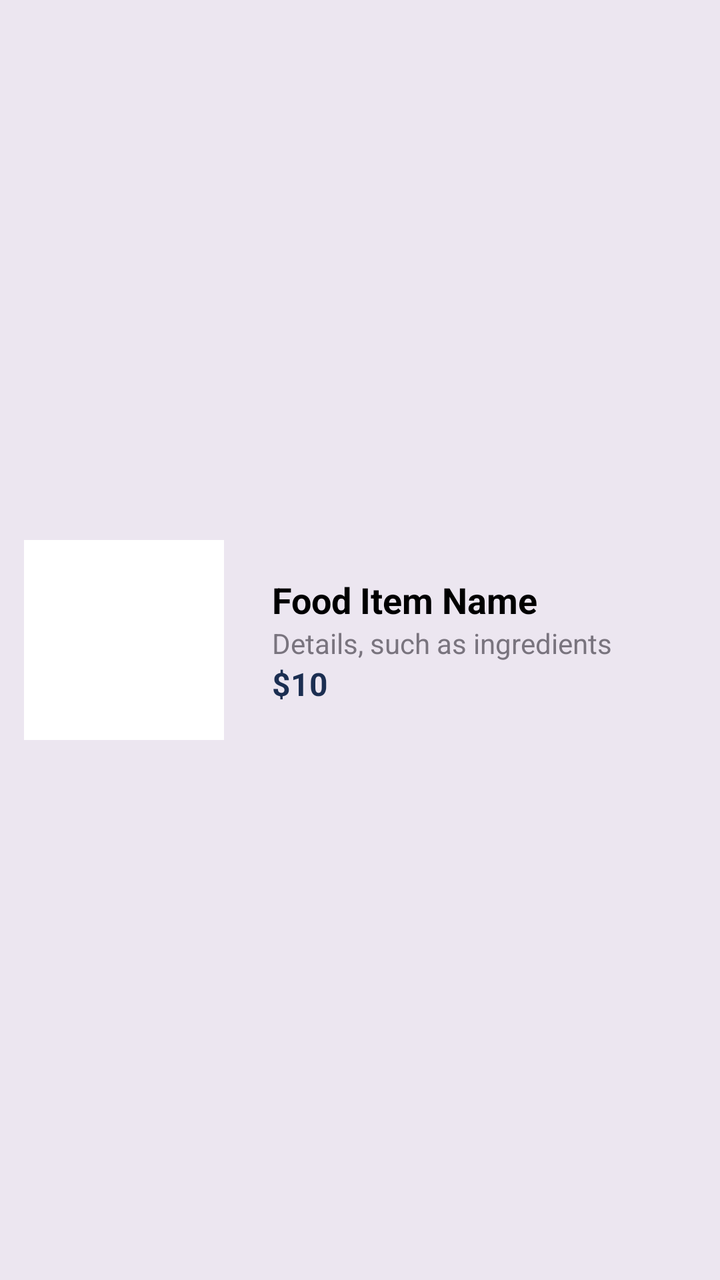
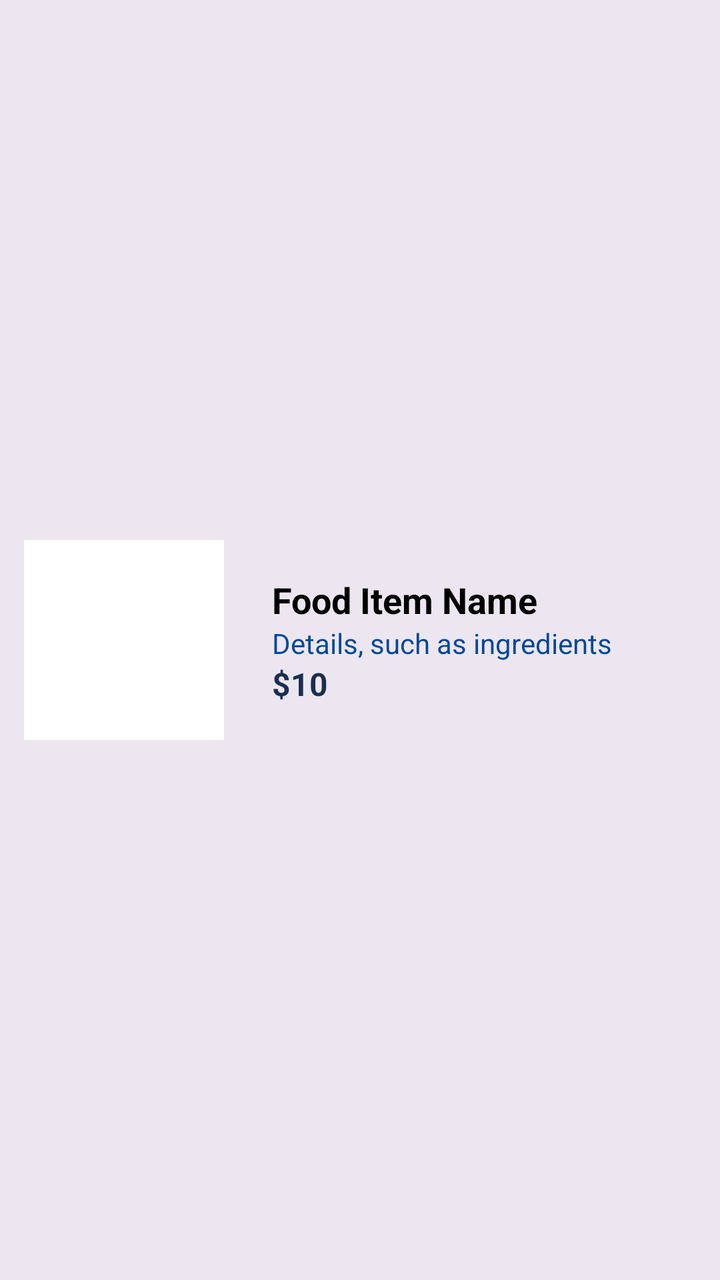

Screens rendered from an Android XML layout before and after an edit, with the pre-edit source and the edit as a unified diff.
<!-- AndroidManifest.xml: application theme Theme.COMP2000 -->
<!-- res/layout/item_menu.xml -->
<?xml version="1.0" encoding="utf-8"?>
<androidx.constraintlayout.widget.ConstraintLayout
    xmlns:android="http://schemas.android.com/apk/res/android"
    xmlns:app="http://schemas.android.com/apk/res-auto"
    style="@style/Card"
    android:layout_width="match_parent"
    android:layout_height="wrap_content"
    android:layout_marginBottom="24dp">

    
    <ImageView
        android:id="@+id/menu_image"
        style="@style/MenuItemPhoto"
        android:contentDescription="Food image"
        app:layout_constraintTop_toTopOf="parent"
        app:layout_constraintBottom_toBottomOf="parent"
        app:layout_constraintStart_toStartOf="parent"
        app:layout_constraintEnd_toStartOf="@id/food_details_box" />

    
    <androidx.constraintlayout.widget.ConstraintLayout
        android:id="@+id/food_details_box"
        style="@style/FoodDetailsBox"
        android:layout_width="0dp"
        android:layout_height="wrap_content"
        android:layout_marginStart="12dp"
        app:layout_constraintTop_toTopOf="parent"
        app:layout_constraintBottom_toBottomOf="parent"
        app:layout_constraintStart_toEndOf="@id/menu_image"
        app:layout_constraintEnd_toEndOf="parent">

        <TextView
            android:id="@+id/food_name"
            style="@style/FoodItemName"
            android:text="Food Item Name" />

        <TextView
            android:id="@+id/food_details"
            style="@style/FoodItemDetails"
            android:text="Details, such as ingredients"
            app:layout_constraintTop_toBottomOf="@id/food_name"/>

        <TextView
            android:id="@+id/food_price"
            style="@style/FoodItemPrice"
            android:text="$10"
            app:layout_constraintTop_toBottomOf="@id/food_details"/>

    </androidx.constraintlayout.widget.ConstraintLayout>

    
</androidx.constraintlayout.widget.ConstraintLayout>
<!-- resources referenced by this layout -->
<resources>
  <style name="Card">
          <item name="android:layout_width">match_parent</item>
          <item name="android:layout_height">wrap_content</item>
          <item name="android:background">@color/light_rose</item>
          <item name="android:padding">12dp</item>
          <item name="android:layout_marginHorizontal">10dp</item>
      </style>
  <style name="FoodDetailsBox">
          <item name="android:orientation">vertical</item>
          <item name="android:layout_weight">1</item>
          <item name="android:layout_height">match_parent</item>
          <item name="android:gravity">center_vertical</item>
      </style>
  <style name="FoodItemDetails">
          <item name="android:layout_width">wrap_content</item>
          <item name="android:layout_height">wrap_content</item>
          <item name="android:textColor">@color/light_grey</item>
          <item name="android:textSize">14sp</item>
          <item name="android:layout_marginBottom">6sp</item>
      </style>
  <style name="FoodItemName">
          <item name="android:layout_width">wrap_content</item>
          <item name="android:layout_height">wrap_content</item>
          <item name="android:textColor">@color/black</item>
          <item name="android:textSize">18sp</item>
          <item name="android:textStyle">bold</item>
      </style>
  <style name="FoodItemPrice">
          <item name="android:layout_width">wrap_content</item>
          <item name="android:layout_height">wrap_content</item>
          <item name="android:textColor">@color/navy</item>
          <item name="android:textSize">16sp</item>
          <item name="android:textStyle">bold</item>
      </style>
  <style name="MenuItemPhoto">
          <item name="android:layout_width">100dp</item>
          <item name="android:layout_height">100dp</item>
          <item name="android:layout_marginEnd">12dp</item>
          <item name="android:background">@color/white</item>
      </style>
  <style name="Theme.COMP2000" parent="Theme.MaterialComponents.DayNight.NoActionBar">
          
          <item name="colorPrimary">@color/light_blue</item>
          <item name="colorPrimaryVariant">@color/blue</item>
          <item name="colorOnPrimary">@color/white</item>
          
          <item name="colorSecondary">@color/navy</item>
          <item name="colorSecondaryVariant">@color/light_rose</item>
          <item name="colorOnSecondary">@color/black</item>
          
          <item name="android:statusBarColor">?attr/colorPrimaryVariant</item>
          
      </style>
  <color name="light_rose">#ece6f0</color>
  <color name="light_grey">#79747e</color>
  <color name="black">#FF000000</color>
  <color name="navy">#1b2e51</color>
  <color name="white">#FFFFFFFF</color>
  <color name="light_blue">#e0ecfa</color>
  <color name="blue">#014898</color>
</resources>

<!-- the commit's change to res/layout/item_menu.xml (unified diff, before → after) -->
@@ -37,6 +37,7 @@
         <TextView
             android:id="@+id/food_details"
             style="@style/FoodItemDetails"
+            android:textColor="@color/blue"
             android:text="Details, such as ingredients"
             app:layout_constraintTop_toBottomOf="@id/food_name"/>
 
